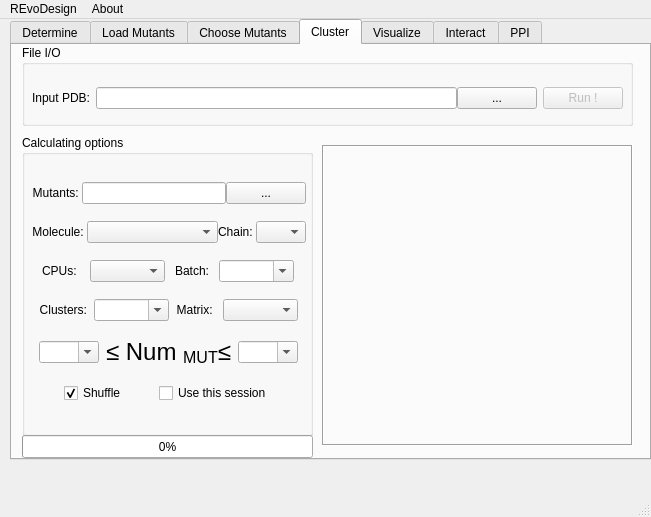
Qt form REvoDesign/UI/REvoDesign-PyMOL.ui (YaoYinYing/REvoDesign) before a commit.
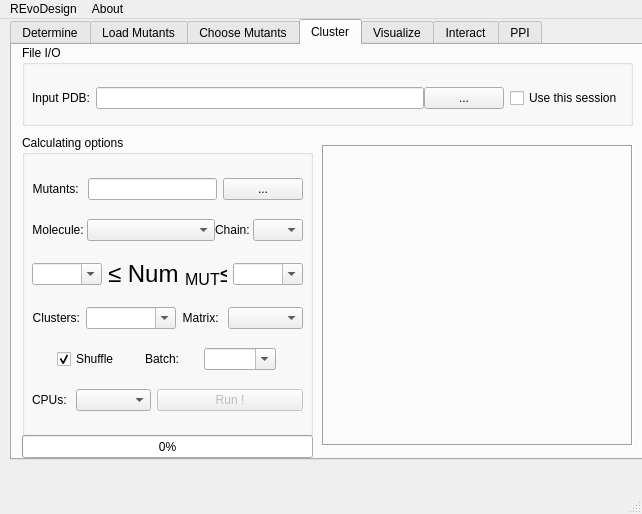
The same form after that commit. The open tabs and pages were chosen to show the change.

Diff of the .ui file:
```diff
--- a/REvoDesign/UI/REvoDesign-PyMOL.ui
+++ b/REvoDesign/UI/REvoDesign-PyMOL.ui
@@ -6,8 +6,8 @@
    <rect>
     <x>0</x>
     <y>0</y>
-    <width>651</width>
-    <height>517</height>
+    <width>642</width>
+    <height>514</height>
    </rect>
   </property>
   <property name="sizePolicy">
@@ -1987,12 +1987,18 @@
          </layout>
         </item>
         <item>
-         <widget class="QPushButton" name="pushButton_run_cluster">
-          <property name="enabled">
-           <bool>false</bool>
+         <widget class="QCheckBox" name="checkBox_use_this_session_5">
+          <property name="sizePolicy">
+           <sizepolicy hsizetype="Fixed" vsizetype="Fixed">
+            <horstretch>0</horstretch>
+            <verstretch>0</verstretch>
+           </sizepolicy>
+          </property>
+          <property name="statusTip">
+           <string>Just use the molecules in current session for design.</string>
           </property>
           <property name="text">
-           <string>Run !</string>
+           <string>Use this session</string>
           </property>
          </widget>
         </item>
@@ -2056,13 +2062,13 @@
         <rect>
          <x>10</x>
          <y>30</y>
-         <width>274</width>
+         <width>271</width>
          <height>261</height>
         </rect>
        </property>
        <layout class="QVBoxLayout" name="verticalLayout_5">
         <property name="spacing">
-         <number>0</number>
+         <number>-1</number>
         </property>
         <item>
          <layout class="QHBoxLayout" name="horizontalLayout_39">
@@ -2170,29 +2176,10 @@
          </layout>
         </item>
         <item>
-         <layout class="QHBoxLayout" name="horizontalLayout_42">
+         <layout class="QHBoxLayout" name="horizontalLayout_40">
           <item>
-           <widget class="QLabel" name="label_26">
+           <widget class="QComboBox" name="comboBox_num_mut_minimun">
             <property name="sizePolicy">
-             <sizepolicy hsizetype="Maximum" vsizetype="Preferred">
-              <horstretch>0</horstretch>
-              <verstretch>0</verstretch>
-             </sizepolicy>
-            </property>
-            <property name="layoutDirection">
-             <enum>Qt::LeftToRight</enum>
-            </property>
-            <property name="text">
-             <string>CPUs: </string>
-            </property>
-            <property name="alignment">
-             <set>Qt::AlignRight|Qt::AlignTrailing|Qt::AlignVCenter</set>
-            </property>
-           </widget>
-          </item>
-          <item>
-           <widget class="QComboBox" name="comboBox_nproc_3">
-            <property name="sizePolicy">
              <sizepolicy hsizetype="Maximum" vsizetype="Fixed">
               <horstretch>0</horstretch>
               <verstretch>0</verstretch>
@@ -2200,14 +2187,20 @@
             </property>
             <property name="maximumSize">
              <size>
-              <width>75</width>
+              <width>70</width>
               <height>16777215</height>
              </size>
             </property>
+            <property name="statusTip">
+             <string>MInimun number of mutations for each variant.</string>
+            </property>
+            <property name="editable">
+             <bool>true</bool>
+            </property>
            </widget>
           </item>
           <item>
-           <widget class="QLabel" name="label_40">
+           <widget class="QLabel" name="label_28">
             <property name="sizePolicy">
              <sizepolicy hsizetype="Maximum" vsizetype="Preferred">
               <horstretch>0</horstretch>
@@ -2218,15 +2211,15 @@
              <enum>Qt::LeftToRight</enum>
             </property>
             <property name="text">
-             <string>Batch:</string>
+             <string>&lt;html&gt;&lt;head/&gt;&lt;body&gt;&lt;p&gt;&lt;span style=&quot; font-size:18pt;&quot;&gt;≤ Num &lt;/span&gt;&lt;span style=&quot; font-size:18pt; vertical-align:sub;&quot;&gt;MUT&lt;/span&gt;&lt;span style=&quot; font-size:18pt; vertical-align:sub;&quot;/&gt;&lt;span style=&quot; font-size:18pt;&quot;&gt;≤&lt;/span&gt;&lt;/p&gt;&lt;/body&gt;&lt;/html&gt;</string>
             </property>
             <property name="alignment">
-             <set>Qt::AlignRight|Qt::AlignTrailing|Qt::AlignVCenter</set>
+             <set>Qt::AlignCenter</set>
             </property>
            </widget>
           </item>
           <item>
-           <widget class="QComboBox" name="comboBox_cluster_batchsize">
+           <widget class="QComboBox" name="comboBox_num_mut_maximum">
             <property name="sizePolicy">
              <sizepolicy hsizetype="Maximum" vsizetype="Fixed">
               <horstretch>0</horstretch>
@@ -2235,7 +2228,7 @@
             </property>
             <property name="maximumSize">
              <size>
-              <width>75</width>
+              <width>70</width>
               <height>16777215</height>
              </size>
             </property>
@@ -2273,14 +2266,14 @@
           <item>
            <widget class="QComboBox" name="comboBox_num_cluster">
             <property name="sizePolicy">
-             <sizepolicy hsizetype="Maximum" vsizetype="Fixed">
+             <sizepolicy hsizetype="Minimum" vsizetype="Fixed">
               <horstretch>0</horstretch>
               <verstretch>0</verstretch>
              </sizepolicy>
             </property>
             <property name="maximumSize">
              <size>
-              <width>75</width>
+              <width>16777215</width>
               <height>16777215</height>
              </size>
             </property>
@@ -2332,75 +2325,11 @@
           </item>
          </layout>
         </item>
-        <item>
-         <layout class="QHBoxLayout" name="horizontalLayout_40">
-          <item>
-           <widget class="QComboBox" name="comboBox_num_mut_minimun">
-            <property name="sizePolicy">
-             <sizepolicy hsizetype="Maximum" vsizetype="Fixed">
-              <horstretch>0</horstretch>
-              <verstretch>0</verstretch>
-             </sizepolicy>
-            </property>
-            <property name="maximumSize">
-             <size>
-              <width>60</width>
-              <height>16777215</height>
-             </size>
-            </property>
-            <property name="statusTip">
-             <string>MInimun number of mutations for each variant.</string>
-            </property>
-            <property name="editable">
-             <bool>true</bool>
-            </property>
-           </widget>
-          </item>
-          <item>
-           <widget class="QLabel" name="label_28">
-            <property name="sizePolicy">
-             <sizepolicy hsizetype="Maximum" vsizetype="Preferred">
-              <horstretch>0</horstretch>
-              <verstretch>0</verstretch>
-             </sizepolicy>
-            </property>
-            <property name="layoutDirection">
-             <enum>Qt::LeftToRight</enum>
-            </property>
-            <property name="text">
-             <string>&lt;html&gt;&lt;head/&gt;&lt;body&gt;&lt;p&gt;&lt;span style=&quot; font-size:18pt;&quot;&gt;≤ Num &lt;/span&gt;&lt;span style=&quot; font-size:18pt; vertical-align:sub;&quot;&gt;MUT&lt;/span&gt;&lt;span style=&quot; font-size:18pt; vertical-align:sub;&quot;/&gt;&lt;span style=&quot; font-size:18pt;&quot;&gt;≤&lt;/span&gt;&lt;/p&gt;&lt;/body&gt;&lt;/html&gt;</string>
-            </property>
-            <property name="alignment">
-             <set>Qt::AlignCenter</set>
-            </property>
-           </widget>
-          </item>
-          <item>
-           <widget class="QComboBox" name="comboBox_num_mut_maximum">
-            <property name="sizePolicy">
-             <sizepolicy hsizetype="Maximum" vsizetype="Fixed">
-              <horstretch>0</horstretch>
-              <verstretch>0</verstretch>
-             </sizepolicy>
-            </property>
-            <property name="maximumSize">
-             <size>
-              <width>60</width>
-              <height>16777215</height>
-             </size>
-            </property>
-            <property name="statusTip">
-             <string>Maximum number of mutations for each variant.</string>
-            </property>
-            <property name="editable">
-             <bool>true</bool>
-            </property>
-           </widget>
-          </item>
-         </layout>
-        </item>
         <item>
          <layout class="QHBoxLayout" name="horizontalLayout_22">
+          <property name="spacing">
+           <number>0</number>
+          </property>
           <item>
            <widget class="QCheckBox" name="checkBox_shuffle_clustering">
             <property name="sizePolicy">
@@ -2421,18 +2350,92 @@
            </widget>
           </item>
           <item>
-           <widget class="QCheckBox" name="checkBox_use_this_session_5">
+           <widget class="QLabel" name="label_40">
             <property name="sizePolicy">
-             <sizepolicy hsizetype="Fixed" vsizetype="Fixed">
+             <sizepolicy hsizetype="Maximum" vsizetype="Preferred">
               <horstretch>0</horstretch>
               <verstretch>0</verstretch>
              </sizepolicy>
+            </property>
+            <property name="layoutDirection">
+             <enum>Qt::LeftToRight</enum>
+            </property>
+            <property name="text">
+             <string>Batch:</string>
+            </property>
+            <property name="alignment">
+             <set>Qt::AlignRight|Qt::AlignTrailing|Qt::AlignVCenter</set>
+            </property>
+           </widget>
+          </item>
+          <item>
+           <widget class="QComboBox" name="comboBox_cluster_batchsize">
+            <property name="sizePolicy">
+             <sizepolicy hsizetype="Maximum" vsizetype="Fixed">
+              <horstretch>0</horstretch>
+              <verstretch>0</verstretch>
+             </sizepolicy>
+            </property>
+            <property name="maximumSize">
+             <size>
+              <width>16777215</width>
+              <height>16777215</height>
+             </size>
             </property>
             <property name="statusTip">
              <string>Just use the molecules in current session for design.</string>
             </property>
+            <property name="editable">
+             <bool>true</bool>
+            </property>
+           </widget>
+          </item>
+         </layout>
+        </item>
+        <item>
+         <layout class="QHBoxLayout" name="horizontalLayout_42">
+          <item>
+           <widget class="QLabel" name="label_26">
+            <property name="sizePolicy">
+             <sizepolicy hsizetype="Maximum" vsizetype="Preferred">
+              <horstretch>0</horstretch>
+              <verstretch>0</verstretch>
+             </sizepolicy>
+            </property>
+            <property name="layoutDirection">
+             <enum>Qt::LeftToRight</enum>
+            </property>
             <property name="text">
-             <string>Use this session</string>
+             <string>CPUs: </string>
+            </property>
+            <property name="alignment">
+             <set>Qt::AlignRight|Qt::AlignTrailing|Qt::AlignVCenter</set>
+            </property>
+           </widget>
+          </item>
+          <item>
+           <widget class="QComboBox" name="comboBox_nproc_3">
+            <property name="sizePolicy">
+             <sizepolicy hsizetype="Maximum" vsizetype="Fixed">
+              <horstretch>0</horstretch>
+              <verstretch>0</verstretch>
+             </sizepolicy>
+            </property>
+            <property name="maximumSize">
+             <size>
+              <width>75</width>
+              <height>16777215</height>
+             </size>
+            </property>
+           </widget>
+          </item>
+          <item>
+           <widget class="QPushButton" name="pushButton_run_cluster">
+            <property name="enabled">
+             <bool>false</bool>
+            </property>
+            <property name="text">
+             <string>Run !</string>
             </property>
            </widget>
           </item>
@@ -3715,7 +3718,7 @@
     <rect>
      <x>0</x>
      <y>0</y>
-     <width>651</width>
+     <width>642</width>
      <height>37</height>
     </rect>
    </property>
```
Left out of the diff: 4 changed lines with no effect on the pictures.
